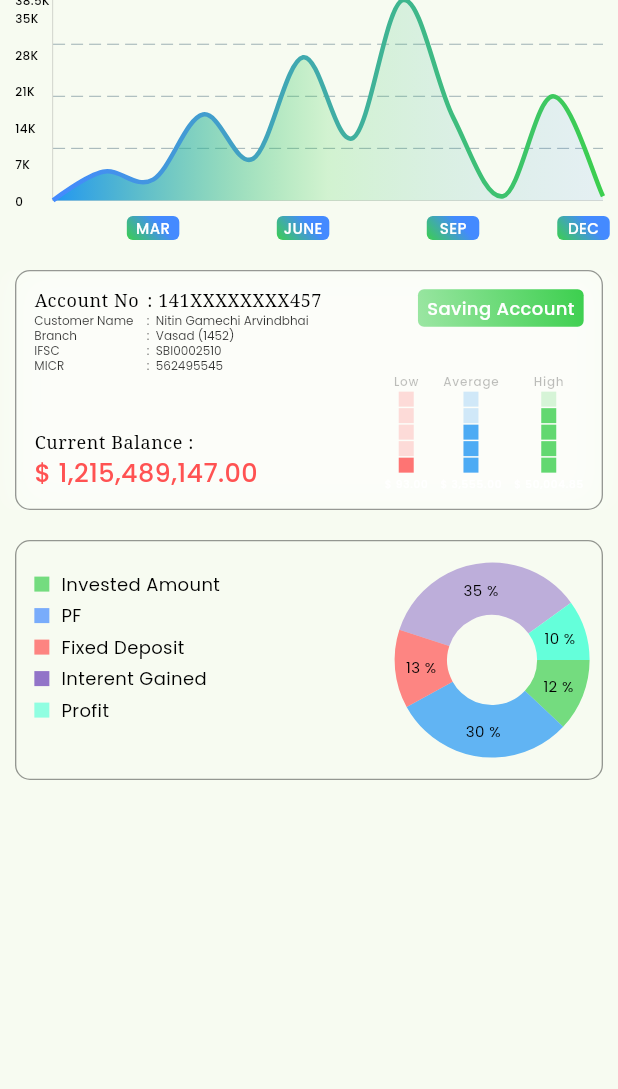
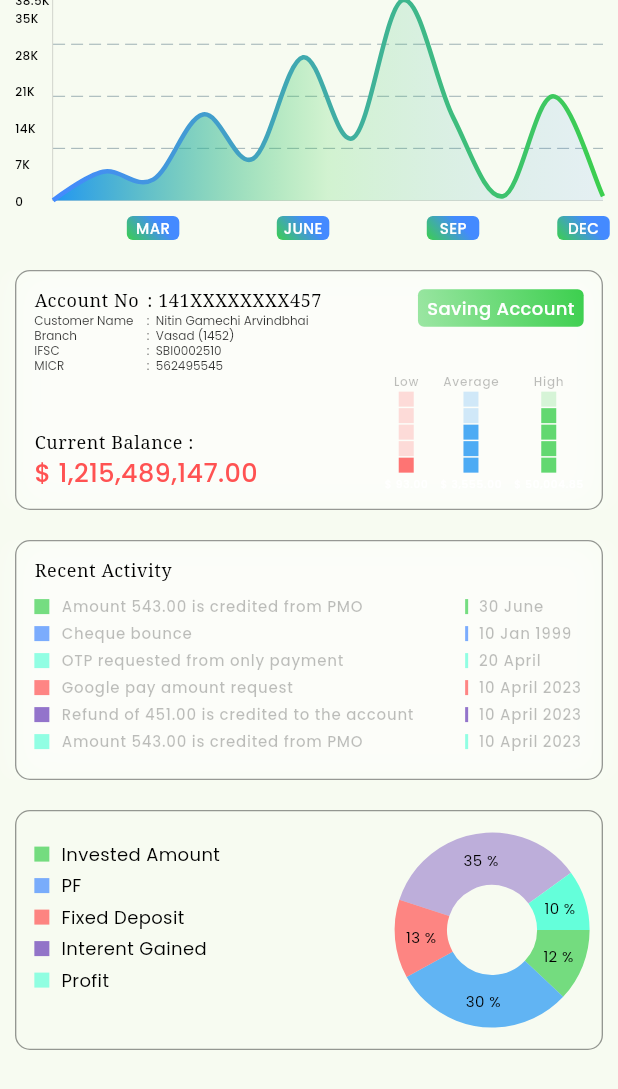
Before and after one commit to GamechiNitin/SimpleBank, a Flutter app: the ChartTab widget shown alone on an empty page, opened directly, on a phone screen of 412 x 824 dp. Shown: the top 1089 px of the screen. Run offline on Flutter 3.47's test engine with Material 2 defaults, Android fonts, the phone set to English and light mode, and no system bars; drawn by our look-alikes of fl_chart; our stand-ins replace flutter_bloc, google_fonts, shared_preferences; accounts and stored records are empty.

Commit message:
WatchList Details UI : Recent Activity Component

```diff
--- /dev/null
+++ b/lib/view/screen/watchlist/watchlist_details/component/recent_activity_component.dart
@@ -0,0 +1,126 @@
+import 'package:simple_bank/utils/import.dart';
+
+class RecentActivityComponent extends StatelessWidget {
+  const RecentActivityComponent(
+      {super.key,
+      required this.date,
+      required this.activity,
+      required this.color,
+      this.applyBorder,
+      required this.hitColor});
+  final List<String> date;
+  final List<String> activity;
+  final Color color;
+  final List<Color> hitColor;
+  final bool? applyBorder;
+  @override
+  Widget build(BuildContext context) {
+    return ClipRRect(
+      borderRadius: applyBorder != null
+          ? BorderRadius.circular(kBorderRadius)
+          : BorderRadius.zero,
+      child: Container(
+        margin: applyBorder == true
+            ? const EdgeInsets.symmetric(horizontal: 10)
+            : EdgeInsets.zero,
+        padding: const EdgeInsets.symmetric(horizontal: 12, vertical: 12),
+        height: 160,
+        width: double.infinity,
+        decoration: BoxDecoration(
+          borderRadius:
+              applyBorder == true ? BorderRadius.circular(kBorderRadius) : null,
+          color: color.withOpacity(0.2),
+          border: Border.all(
+            color: Theme.of(context)
+                .appBarTheme
+                .titleTextStyle!
+                .color!
+                .withOpacity(0.4),
+            width: 0.9,
+          ),
+          boxShadow: [
+            BoxShadow(
+              blurRadius: 20,
+              spreadRadius: 0,
+              color: color.withAlpha(120),
+            )
+          ],
+        ),
+        child: Column(
+          crossAxisAlignment: CrossAxisAlignment.start,
+          children: [
+            Text(
+              "Recent Activity",
+              style: Theme.of(context).textTheme.bodySmall,
+            ),
+            const SizedBox(
+              height: 8,
+            ),
+            ...List.generate(
+              activity.length,
+              (index) => Padding(
+                padding: EdgeInsets.only(top: index != 0 ? 3 : 0),
+                child: RecentActivityItemView(
+                  date: date[index],
+                  activity: activity[index],
+                  hitColor: hitColor[index],
+                ),
+              ),
+            ),
+          ],
+        ),
+      ),
+    );
+  }
+}
+
+class RecentActivityItemView extends StatelessWidget {
+  const RecentActivityItemView(
+      {super.key,
+      required this.hitColor,
+      required this.activity,
+      required this.date});
+  final Color hitColor;
+  final String activity;
+  final String date;
+
+  @override
+  Widget build(BuildContext context) {
+    return Row(
+      mainAxisAlignment: MainAxisAlignment.spaceBetween,
+      children: [
+        Container(
+          height: 10,
+          width: 10,
+          color: hitColor.withOpacity(0.7),
+          margin: const EdgeInsets.only(right: 8),
+        ),
+        Expanded(
+          child: Text(
+            activity,
+            style: Theme.of(context).textTheme.labelSmall?.copyWith(
+                  fontSize: size10,
+                ),
+          ),
+        ),
+        SizedBox(
+          height: 10,
+          child: VerticalDivider(
+            color: hitColor.withOpacity(0.7),
+            thickness: 2,
+          ),
+        ),
+        SizedBox(
+          width: 70,
+          height: 15,
+          child: Text(
+            date,
+            style: Theme.of(context).textTheme.labelSmall?.copyWith(
+                  fontSize: size10,
+                ),
+          ),
+        ),
+      ],
+    );
+  }
+}
--- a/lib/view/screen/watchlist/watchlist_details/tabs/chart_tabs.dart
+++ b/lib/view/screen/watchlist/watchlist_details/tabs/chart_tabs.dart
@@ -2,6 +2,7 @@ import 'package:fl_chart/fl_chart.dart';
 import 'package:simple_bank/utils/import.dart';
 import 'package:simple_bank/view/screen/watchlist/watchlist_details/component/chart_tab_component.dart';
 import 'package:simple_bank/view/screen/watchlist/watchlist_details/component/pie_chart_component.dart';
+import 'package:simple_bank/view/screen/watchlist/watchlist_details/component/recent_activity_component.dart';
 import 'package:simple_bank/view/screen/watchlist/watchlist_details/component/sublabel_component.dart';
 import 'package:simple_bank/view/widget/chart/line_chart.dart';
 import 'package:simple_bank/view/widget/chart/mini_hit_bar_chart.dart';
@@ -30,6 +31,35 @@ class ChartTab extends StatelessWidget {
           applyBorder: true,
         ),
         const SizedBox(height: 20),
+        RecentActivityComponent(
+          hitColor: const [
+            kPrimaryColor,
+            kBlueAccentColor,
+            Colors.tealAccent,
+            kLightPrimaryColor,
+            Colors.deepPurple,
+            Colors.tealAccent,
+          ],
+          activity: const [
+            "Amount 543.00 is credited from PMO",
+            "Cheque bounce",
+            "OTP requested from only payment",
+            "Google pay amount request",
+            "Refund of 451.00 is credited to the account",
+            "Amount 543.00 is credited from PMO",
+          ],
+          date: const [
+            "30 June 2022",
+            "10 Jan 1999",
+            "20 April 2000",
+            "10 April 2023",
+            "10 April 2023",
+            "10 April 2023",
+          ],
+          applyBorder: true,
+          color: Theme.of(context).appBarTheme.backgroundColor!,
+        ),
+        const SizedBox(height: 20),
         PieChartComponent(
           applyBorder: true,
           color: Theme.of(context).scaffoldBackgroundColor,
```
